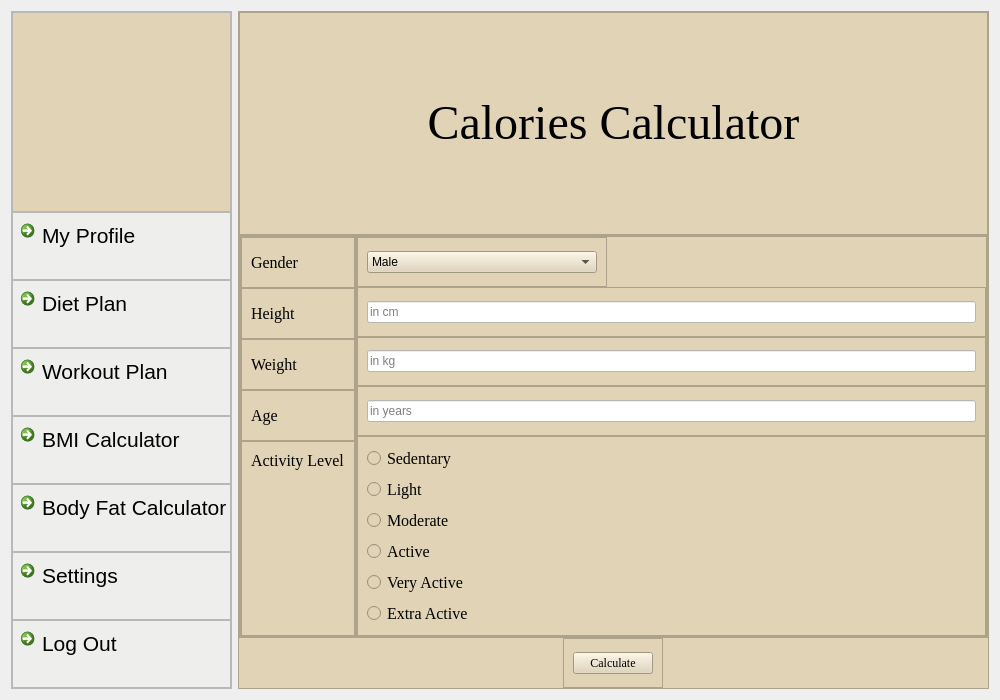
Before: the Qt Designer form caloriecalculator.ui in skidgefries/rightmeal, drawn with Qt 5.
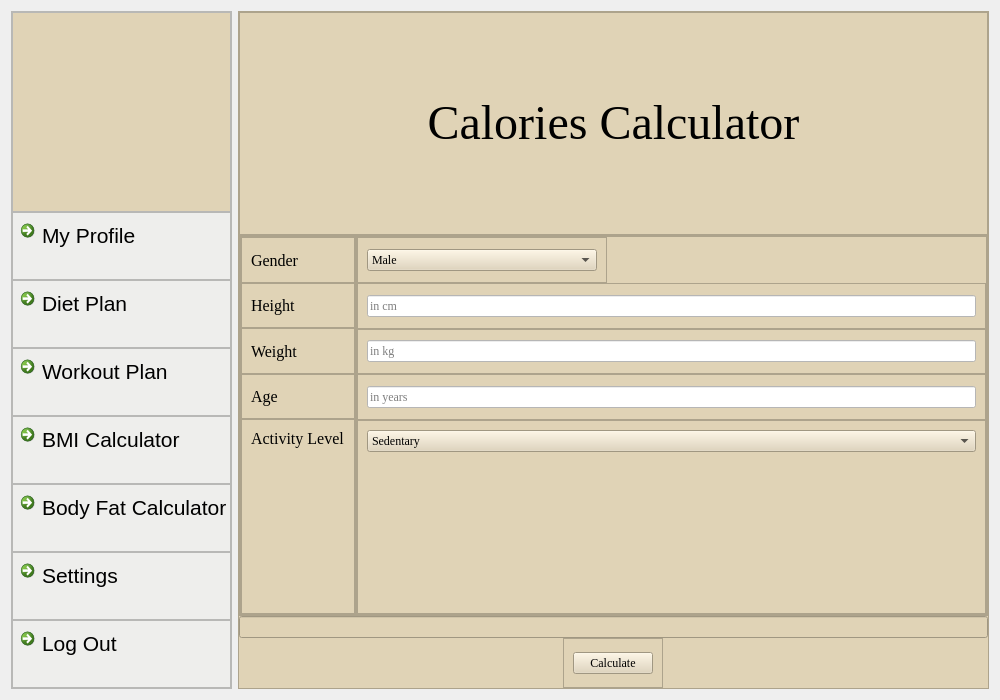
After: the same form once the commit is applied. Icons and pictures are not drawn.

What changed in the file:
```diff
--- a/caloriecalculator.ui
+++ b/caloriecalculator.ui
@@ -826,7 +826,12 @@
               </property>
               <layout class="QHBoxLayout" name="horizontalLayout_8">
                <item>
-                <widget class="QComboBox" name="comboBox">
+                <widget class="QComboBox" name="gender">
+                 <property name="font">
+                  <font>
+                   <family>Times New Roman</family>
+                  </font>
+                 </property>
                  <property name="styleSheet">
                   <string notr="true">QMainWindow {background: #e0d3b6;}
 QWidget {background: #e0d3b6;}
@@ -834,7 +839,7 @@
 QCommandLinkButton  {background:#e0d3b6;}
 QLabel {background: #e0d3b6;}
 QLineEdit {font: #161514;}
-QLineEdit {background: #ffffff;}</string>
+QLineEdit {background: #ffffff;}QComboBox{background:#ffffff};</string>
                  </property>
                  <item>
                   <property name="text">
@@ -872,13 +877,20 @@
               </property>
               <layout class="QHBoxLayout" name="horizontalLayout_9">
                <item>
-                <widget class="QLineEdit" name="lineEdit_2">
+                <widget class="QLineEdit" name="height_input">
                  <property name="minimumSize">
                   <size>
                    <width>0</width>
                    <height>0</height>
                   </size>
                  </property>
+                 <property name="font">
+                  <font>
+                   <family>Times New Roman</family>
+                   <italic>false</italic>
+                   <bold>false</bold>
+                  </font>
+                 </property>
                  <property name="styleSheet">
                   <string notr="true">QMainWindow {background: #e0d3b6;}
 QWidget {background: #e0d3b6;}
@@ -916,13 +928,20 @@
               </property>
               <layout class="QHBoxLayout" name="horizontalLayout_10">
                <item>
-                <widget class="QLineEdit" name="lineEdit_3">
+                <widget class="QLineEdit" name="weight_input">
                  <property name="minimumSize">
                   <size>
                    <width>0</width>
                    <height>0</height>
                   </size>
                  </property>
+                 <property name="font">
+                  <font>
+                   <family>Times New Roman</family>
+                   <italic>false</italic>
+                   <bold>false</bold>
+                  </font>
+                 </property>
                  <property name="styleSheet">
                   <string notr="true">QMainWindow {background: #e0d3b6;}
 QWidget {background: #e0d3b6;}
@@ -960,13 +979,20 @@
               </property>
               <layout class="QHBoxLayout" name="horizontalLayout_11">
                <item>
-                <widget class="QLineEdit" name="lineEdit_4">
+                <widget class="QLineEdit" name="age_input">
                  <property name="minimumSize">
                   <size>
                    <width>0</width>
                    <height>0</height>
                   </size>
                  </property>
+                 <property name="font">
+                  <font>
+                   <family>Times New Roman</family>
+                   <italic>false</italic>
+                   <bold>false</bold>
+                  </font>
+                 </property>
                  <property name="styleSheet">
                   <string notr="true">QMainWindow {background: #e0d3b6;}
 QWidget {background: #e0d3b6;}
@@ -988,12 +1014,12 @@
               </layout>
              </widget>
             </item>
-            <item>
+            <item alignment="Qt::AlignTop">
              <widget class="QFrame" name="frame_21">
               <property name="minimumSize">
                <size>
                 <width>0</width>
-                <height>0</height>
+                <height>194</height>
                </size>
               </property>
               <property name="frameShape">
@@ -1004,119 +1030,60 @@
               </property>
               <layout class="QVBoxLayout" name="verticalLayout_13">
                <item>
-                <widget class="QRadioButton" name="radioButton_3">
-                 <property name="minimumSize">
-                  <size>
-                   <width>0</width>
-                   <height>0</height>
-                  </size>
-                 </property>
+                <widget class="QComboBox" name="activitylevel_input">
                  <property name="font">
                   <font>
                    <family>Times New Roman</family>
-                   <pointsize>12</pointsize>
                   </font>
                  </property>
+                 <property name="styleSheet">
+                  <string notr="true">QComboBox{background:#ffffff};</string>
+                 </property>
+                 <item>
                  <property name="text">
                   <string>Sedentary</string>
                  </property>
-                </widget>
                </item>
                <item>
-                <widget class="QRadioButton" name="radioButton_8">
-                 <property name="minimumSize">
-                  <size>
-                   <width>0</width>
-                   <height>0</height>
-                  </size>
-                 </property>
-                 <property name="font">
-                  <font>
-                   <family>Times New Roman</family>
-                   <pointsize>12</pointsize>
-                  </font>
-                 </property>
                  <property name="text">
                   <string>Light</string>
                  </property>
-                </widget>
                </item>
                <item>
-                <widget class="QRadioButton" name="radioButton_7">
-                 <property name="minimumSize">
-                  <size>
-                   <width>0</width>
-                   <height>0</height>
-                  </size>
-                 </property>
-                 <property name="font">
-                  <font>
-                   <family>Times New Roman</family>
-                   <pointsize>12</pointsize>
-                  </font>
-                 </property>
                  <property name="text">
                   <string>Moderate</string>
                  </property>
-                </widget>
                </item>
                <item>
-                <widget class="QRadioButton" name="radioButton_6">
-                 <property name="minimumSize">
-                  <size>
-                   <width>0</width>
-                   <height>0</height>
-                  </size>
-                 </property>
-                 <property name="font">
-                  <font>
-                   <family>Times New Roman</family>
-                   <pointsize>12</pointsize>
-                  </font>
-                 </property>
                  <property name="text">
                   <string>Active</string>
                  </property>
-                </widget>
                </item>
                <item>
-                <widget class="QRadioButton" name="radioButton_5">
-                 <property name="minimumSize">
-                  <size>
-                   <width>0</width>
-                   <height>0</height>
-                  </size>
-                 </property>
-                 <property name="font">
-                  <font>
-                   <family>Times New Roman</family>
-                   <pointsize>12</pointsize>
-                  </font>
-                 </property>
                  <property name="text">
                   <string>Very Active</string>
                  </property>
-                </widget>
                </item>
                <item>
-                <widget class="QRadioButton" name="radioButton_4">
-                 <property name="minimumSize">
-                  <size>
-                   <width>0</width>
-                   <height>0</height>
-                  </size>
-                 </property>
-                 <property name="font">
-                  <font>
-                   <family>Times New Roman</family>
-                   <pointsize>12</pointsize>
-                  </font>
-                 </property>
                  <property name="text">
                   <string>Extra Active</string>
                  </property>
+                 </item>
                 </widget>
                </item>
+               <item>
+                <spacer name="verticalSpacer">
+                 <property name="orientation">
+                  <enum>Qt::Vertical</enum>
+                 </property>
+                 <property name="sizeHint" stdset="0">
+                  <size>
+                   <width>20</width>
+                   <height>40</height>
+                  </size>
+                 </property>
+                </spacer>
+               </item>
               </layout>
              </widget>
             </item>
@@ -1126,6 +1093,9 @@
         </layout>
        </widget>
       </item>
+      <item>
+       <widget class="QLineEdit" name="lineEdit"/>
+      </item>
       <item alignment="Qt::AlignHCenter">
        <widget class="QFrame" name="frame_25">
         <property name="maximumSize">
```
Lines whose indentation alone changed are shown as unchanged.
